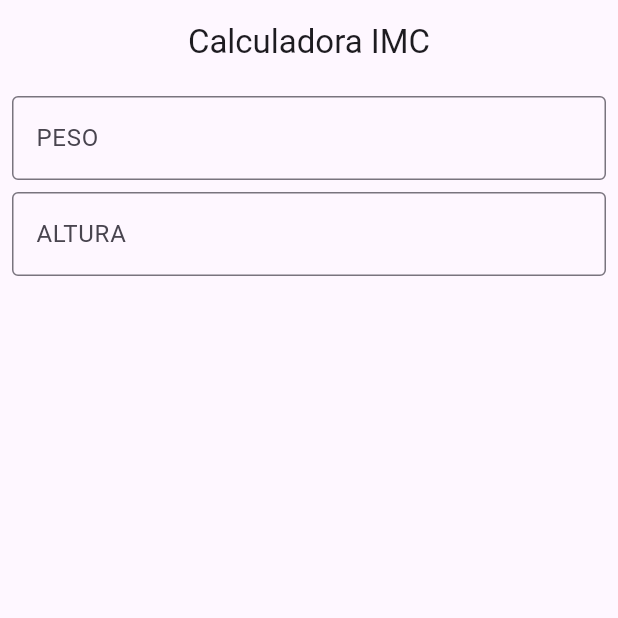
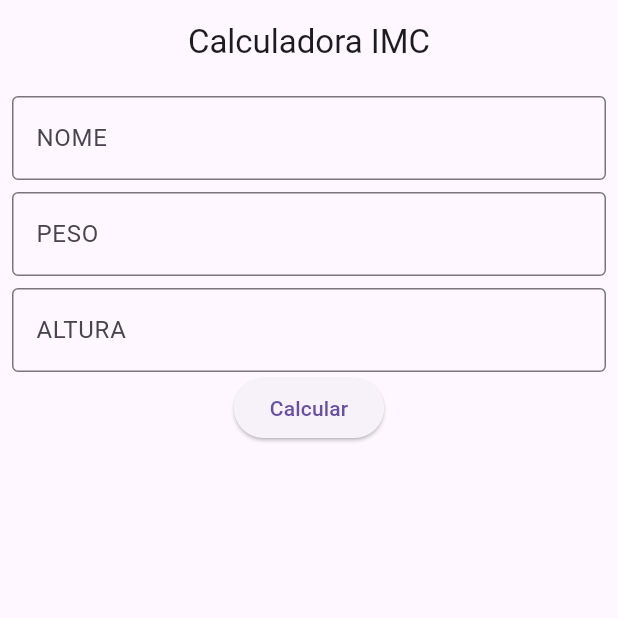
Before and after one commit to Destroier1945/calculadoraimc, a Flutter app: the screen it shows after launch, on a phone screen of 412 x 824 dp, the top half of it. Run offline on Flutter 3.47's test engine with Material 3 defaults, Android fonts, the phone set to English and light mode, and no system bars; missing offline and left inert: dart:ffi.

Commit message:
Criação da pagina com tabela de resultados

```diff
--- a/lib/main.dart
+++ b/lib/main.dart
@@ -1,4 +1,5 @@
 import 'package:calculadoraimc/pages/homepage.dart';
+import 'package:calculadoraimc/pages/result.dart';
 import 'package:flutter/material.dart';
 
 void main() {
@@ -9,6 +10,12 @@ class MyApp extends StatelessWidget {
 
   @override
   Widget build(BuildContext context) {
-    return const MaterialApp(home: HomePage());
+    return MaterialApp(home: HomePage(title: Text(''),),
+    routes: <String, WidgetBuilder>{
+      '/home': (BuildContext context) => const HomePage(title: Text('')),
+      '/result': (BuildContext context) => const Result(title: Text(''),)
+
+    },
+    );
   }
 }
--- /dev/null
+++ b/lib/models/pessoa.dart
@@ -0,0 +1,9 @@
+import 'dart:ffi';
+
+class  Pessoa{
+  String nome;
+  Double peso;
+  Double altura;
+
+  Pessoa({required this.nome, required this.altura, required this.peso});
+}
--- a/lib/pages/homepage.dart
+++ b/lib/pages/homepage.dart
@@ -1,9 +1,8 @@
-import 'package:flutter/cupertino.dart';
+
 import 'package:flutter/material.dart';
-import 'package:flutter/services.dart';
 
 class HomePage extends StatefulWidget {
-  const HomePage({super.key});
+  const HomePage({super.key, required Text title});
 
   @override
   State<HomePage> createState() => _HomePageState();
@@ -15,12 +14,22 @@ class _HomePageState extends State<HomePage> {
     return SafeArea(
       child: Scaffold(
         appBar: AppBar(
-          title: Text('Calculadora IMC',),centerTitle: true,
+          title: const Text('Calculadora IMC',),centerTitle: true,
         ),
         body: Container(
-          padding: EdgeInsets.all(8),
-          child: const Column(
+          padding: const EdgeInsets.all(8),
+          child:  Column(
             children: [
+              TextField(
+                decoration: InputDecoration(
+                  border: OutlineInputBorder(
+                  ),
+                  hintText: 'NOME',
+
+                ),
+                keyboardType: TextInputType.text,
+              ),
+             SizedBox(height: 8,),
              TextField(
                decoration: InputDecoration(
                  border: OutlineInputBorder(
@@ -36,7 +45,9 @@ class _HomePageState extends State<HomePage> {
                   border: OutlineInputBorder(),
                   hintText: 'ALTURA'
                 ),
-              )
+              ),
+              ElevatedButton(onPressed: ()=> Navigator.pushNamed(context, '/result')
+              , child: Text('Calcular'))
             ],
           ),
         ),
--- a/pubspec.yaml
+++ b/pubspec.yaml
@@ -62,6 +62,8 @@ flutter:
   # assets:
   #   - images/a_dot_burr.jpeg
   #   - images/a_dot_ham.jpeg
+  assets:
+    - assets
 
   # An image asset can refer to one or more resolution-specific "variants", see
   # https://flutter.dev/assets-and-images/#resolution-aware
```
Also changed, not shown: lib/pages/result.dart (added, +26 -0 lines), lib/utils/tabela.dart (added, +35 -0 lines).
